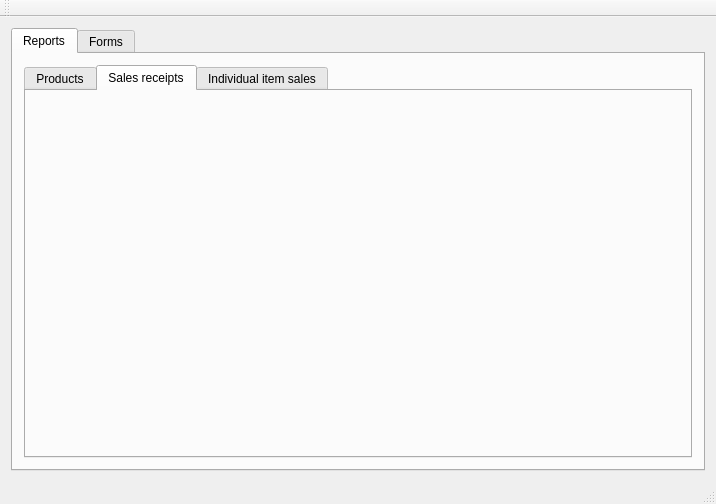
This is QtPHP-SRS/mainwindow.ui in NicSwin/PHPSalesReportingSystem as Qt 5 draws it before an edit. The edited form follows.
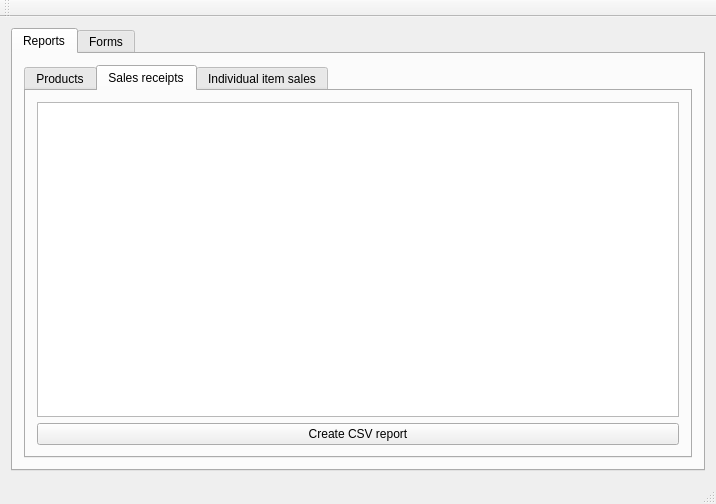
This is the edited form. The open tabs and pages were chosen to show the change.

Commit message: Added tabs for Product, Sales Receipts and indiviual item sales with tables for each

```diff
--- a/QtPHP-SRS/mainwindow.ui
+++ b/QtPHP-SRS/mainwindow.ui
@@ -96,6 +96,40 @@
              <attribute name="title">
               <string>Sales receipts</string>
              </attribute>
+             <layout class="QVBoxLayout" name="verticalLayout_2">
+              <item>
+               <widget class="QTableView" name="salesReceiptTable">
+                <property name="sizePolicy">
+                 <sizepolicy hsizetype="Expanding" vsizetype="Expanding">
+                  <horstretch>0</horstretch>
+                  <verstretch>0</verstretch>
+                 </sizepolicy>
+                </property>
+                <attribute name="horizontalHeaderVisible">
+                 <bool>false</bool>
+                </attribute>
+                <attribute name="horizontalHeaderCascadingSectionResizes">
+                 <bool>true</bool>
+                </attribute>
+                <attribute name="horizontalHeaderDefaultSectionSize">
+                 <number>150</number>
+                </attribute>
+                <attribute name="horizontalHeaderStretchLastSection">
+                 <bool>true</bool>
+                </attribute>
+                <attribute name="verticalHeaderVisible">
+                 <bool>false</bool>
+                </attribute>
+               </widget>
+              </item>
+              <item>
+               <widget class="QPushButton" name="pushButton_2">
+                <property name="text">
+                 <string>Create CSV report</string>
+                </property>
+               </widget>
+              </item>
+             </layout>
             </widget>
             <widget class="QWidget" name="tab_5">
              <attribute name="title">
```
Left out of the diff: 34 changed lines with no effect on the pictures. The commit also changes 2 other files.
